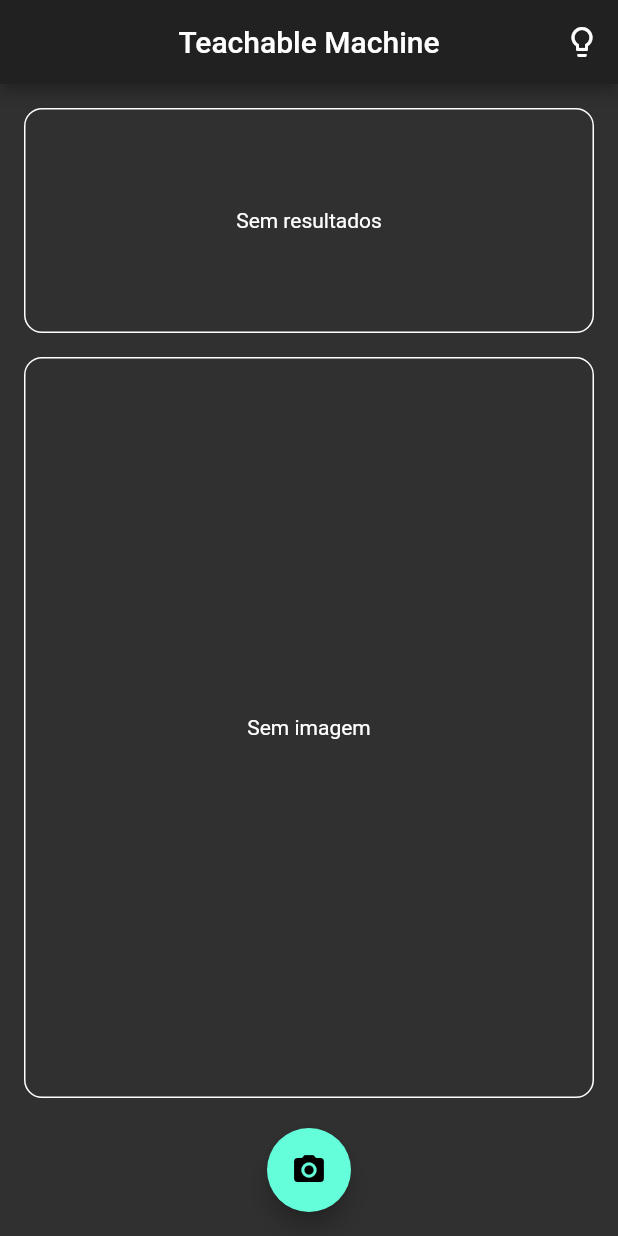
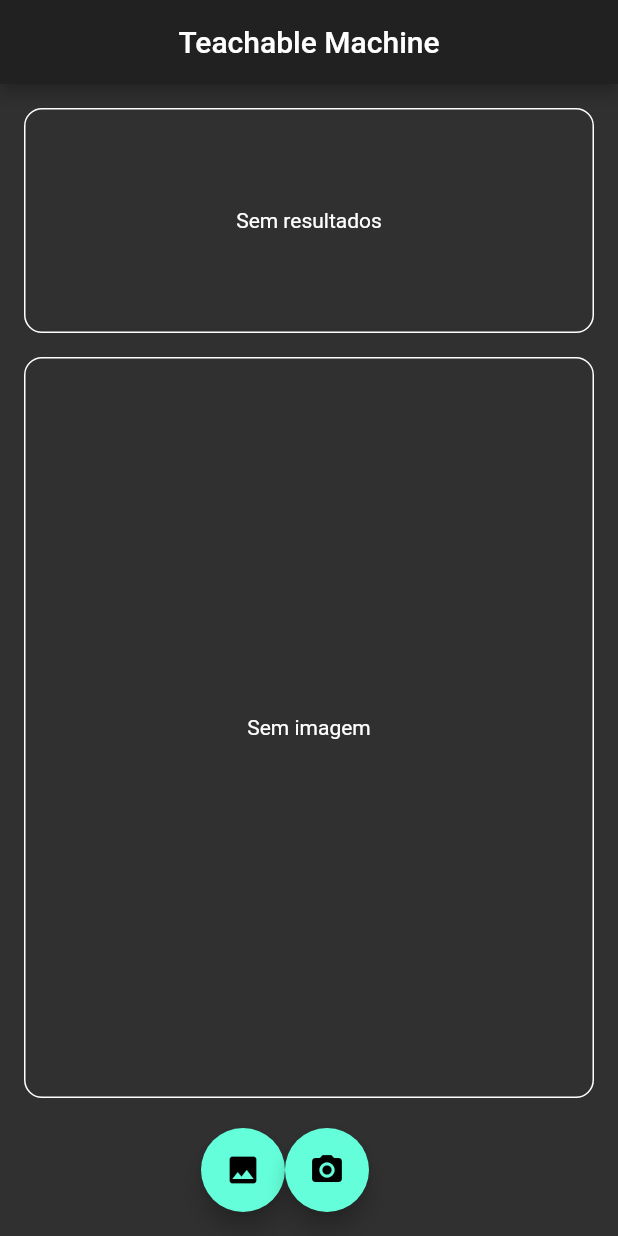
Before and after one commit to renanluizc/machine_learning_flutter, a Flutter app: the screen it shows after launch, on a phone screen of 412 x 824 dp. Run offline on Flutter 3.47's test engine with Material 2 defaults, Android fonts, the phone set to English and light mode, and no system bars; our stand-ins replace dynamic_theme, image_picker, percent_indicator; missing offline and left inert: tflite.

```diff
--- a/lib/pages/home_page.dart
+++ b/lib/pages/home_page.dart
@@ -1,8 +1,7 @@
 import 'dart:io';
 
-import 'package:dynamic_theme/dynamic_theme.dart';
-import 'package:dynamic_theme/theme_switcher_widgets.dart';
 import 'package:flutter/material.dart';
+import 'package:image_picker/image_picker.dart';
 import 'package:percent_indicator/linear_percent_indicator.dart';
 import 'package:teachable_ml/helpers/camera_helper.dart';
 import 'package:teachable_ml/helpers/tflite_helper.dart';
@@ -35,20 +34,21 @@ class _HomePageState extends State<HomePage> {
       appBar: AppBar(
         centerTitle: true,
         title: Text('Teachable Machine'),
-        actions: <Widget>[
-          IconButton(
-            icon: Icon(Icons.lightbulb_outline),
-            onPressed: (){
-              _buildChooser();
-            },
+      ),
+      floatingActionButton: Row(
+        mainAxisAlignment: MainAxisAlignment.center,
+        children: [
+          FloatingActionButton(
+            child: Icon(Icons.image),
+            onPressed: _openGallery,
           ),
+          FloatingActionButton(
+          child: Icon(Icons.photo_camera),
+          onPressed: _pickImage,
+          ),
+
         ],
       ),
-      floatingActionButton: FloatingActionButton(
-        child: Icon(Icons.photo_camera),
-        onPressed: _pickImage,
-      ),
-      floatingActionButtonLocation: FloatingActionButtonLocation.centerFloat,
       body: SafeArea(
         child: Column(
           mainAxisAlignment: MainAxisAlignment.spaceBetween,
@@ -59,18 +59,6 @@ class _HomePageState extends State<HomePage> {
           ],
         ),
       ),
-    );
-  }
-
-  _buildChooser(){
-    showDialog(context: context,
-      builder: (context) {
-        return BrightnessSwitcherDialog(
-          onSelectedTheme: (brightness) {
-            DynamicTheme.of(context).setBrightness(brightness);
-          },
-        );
-      }
     );
   }
 
@@ -98,6 +86,16 @@ class _HomePageState extends State<HomePage> {
         ),
       ),
     );
+  }
+
+  _openGallery() async {
+    final image = await ImagePicker.pickImage(source: ImageSource.gallery);
+
+    setState(() {
+      _image = image;
+    });
+
+    Navigator.of(context).pop();
   }
 
   _pickImage() async {
```
